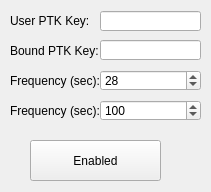
The window that PushToTalkHeartBeat/PushToTalkHeartBeat.ui (Procdox/PushToTalkHeartBeat) describes before a commit, drawn with Qt 5.
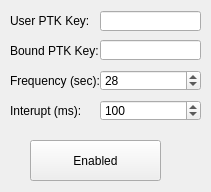
The same window after the commit. Custom widgets are drawn as their Qt base class.

```diff
--- a/PushToTalkHeartBeat/PushToTalkHeartBeat.ui
+++ b/PushToTalkHeartBeat/PushToTalkHeartBeat.ui
@@ -137,7 +137,7 @@
      </rect>
     </property>
     <property name="text">
-     <string>Frequency (sec):</string>
+     <string>Interupt (ms):</string>
     </property>
    </widget>
   </widget>
```
